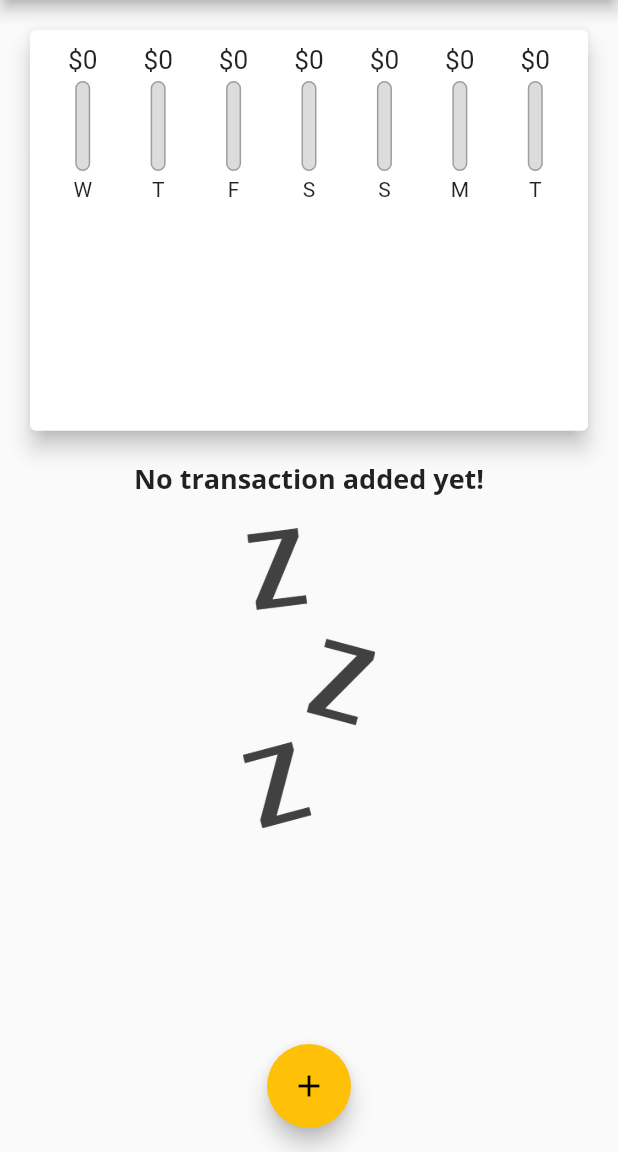
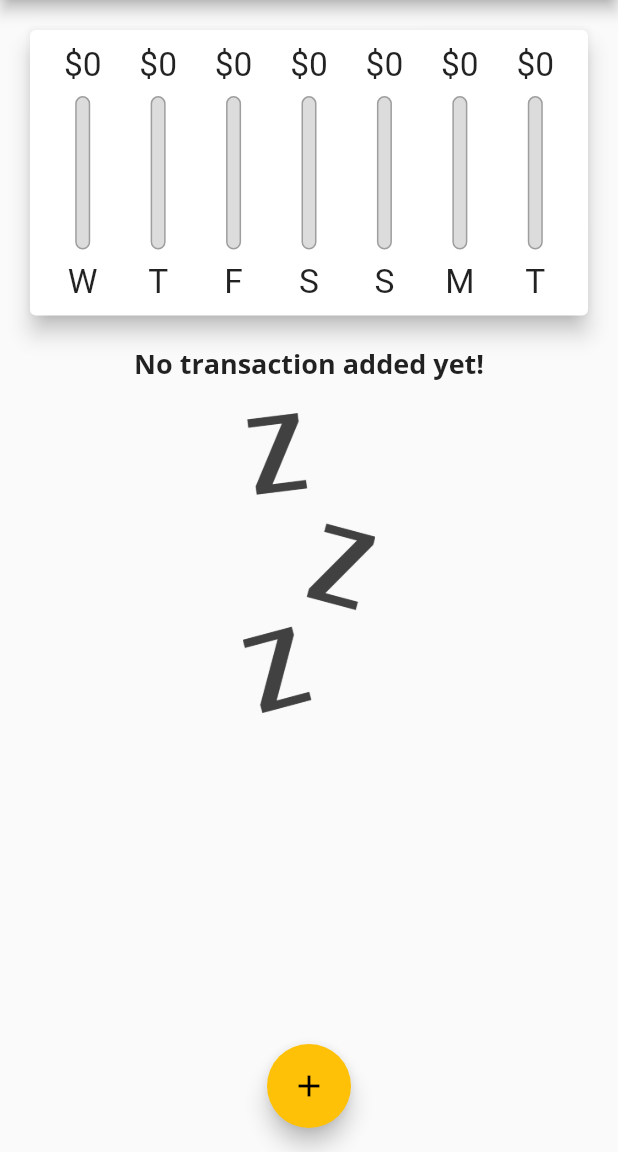
Before and after one commit to NgangaMichael/expense-planner, a Flutter app: the screen it shows after launch, on a phone screen of 412 x 824 dp, the part 84-1236 px from its top. Run offline on Flutter 3.47's test engine with Material 2 defaults, Android fonts, the phone set to English and light mode, and no system bars.

Commit message:
used contratints to calculate height

```diff
--- a/lib/main.dart
+++ b/lib/main.dart
@@ -114,13 +114,13 @@ class _MyHomePageState extends State<MyHomePage> {
           children: [
             Container(
               height: (MediaQuery.of(context).size.height - appbar.preferredSize.height
-              - MediaQuery.of(context).padding.top) * 0.4,
+              - MediaQuery.of(context).padding.top) * 0.3,
               child: Chart(_recentTransaction)
             ),
 
             Container(
               height: (MediaQuery.of(context).size.height - appbar.preferredSize.height
-              - MediaQuery.of(context).padding.top) * 0.6,
+              - MediaQuery.of(context).padding.top) * 0.7,
               child: TransactionList(_userTransactions, _deleteTransaction)
             )
           ],
--- a/lib/widgets/chart_bar.dart
+++ b/lib/widgets/chart_bar.dart
@@ -10,16 +10,21 @@ class ChartBar extends StatelessWidget {
 
   @override
   Widget build(BuildContext context) {
+
+    return LayoutBuilder(
+      builder: ((context, constraints) {
         return Column(
         children: [
           Container(
-          height: 20,
+            height: constraints.maxHeight * 0.15,
             child: FittedBox(
               child: Text('\$${spendingAmount.toStringAsFixed(0)}')
             ),
           ),
-        SizedBox(height: 4),
-        Container(height: 60, width: 10,
+          SizedBox(height: constraints.maxHeight * 0.05,),
+          Container(
+          height: constraints.maxHeight * 0.6,
+          width: 10,
           child: Stack(
             children: [
               Container(
@@ -41,9 +46,14 @@ class ChartBar extends StatelessWidget {
             ],
           )
           ),
-        SizedBox(height: 4),
-        Text(label)
+          SizedBox(height: constraints.maxHeight * 0.05),
+          Container(
+            height: constraints.maxHeight * 0.15,
+            child: FittedBox(child: Text(label))
+          )
         ],
+      );
+      })
     );
   }
 }
```
Lines whose indentation alone changed are shown as unchanged.
